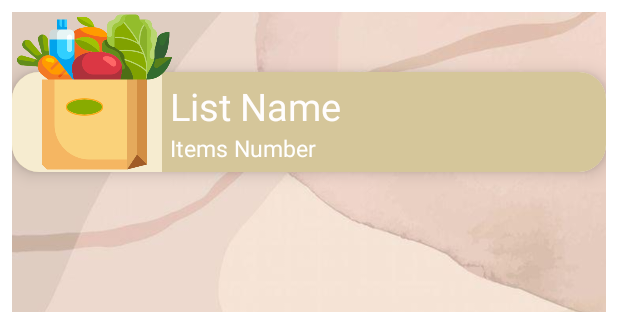
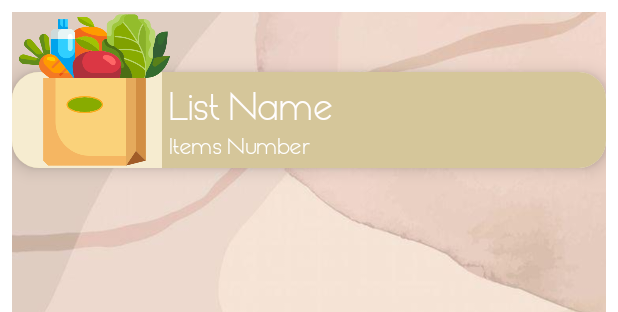
Before and after one commit to lironshish/SuperList, an Android app: the layout list_card.xml on its own in the app's theme, with its tools: preview values and no code run, on a phone screen of 412 x 824 dp. Shown: the top 312 px of the screen. Run offline under Robolectric (Android 15) with nearby library versions, the phone set to English and light mode, and no system bars.

Commit message:
List adapter

```diff
--- a/app/src/main/java/com/example/superlist/java/Adapters/ListAdapter.java
+++ b/app/src/main/java/com/example/superlist/java/Adapters/ListAdapter.java
@@ -34,7 +34,7 @@ public class ListAdapter extends RecyclerView.Adapter<RecyclerView.ViewHolder> {
 
     @Override
     public RecyclerView.ViewHolder onCreateViewHolder(ViewGroup parent, int viewType) {
-        View view = LayoutInflater.from(parent.getContext()).inflate(R.layout.lis_card, parent, false);
+        View view = LayoutInflater.from(parent.getContext()).inflate(R.layout.list_card, parent, false);
         ListHolder liqueurHolder = new ListHolder(view);
         return liqueurHolder;
     }
--- a/app/src/main/res/layout/lis_card.xml
+++ b/app/src/main/res/layout/list_card.xml
@@ -38,6 +38,7 @@
                     android:layout_width="match_parent"
                     android:layout_height="wrap_content"
                     android:text="List Name"
+                    android:fontFamily="@font/font_buttons"
                     android:textColor="#FFFDFD"
                     android:textSize="25dp" />
 
@@ -46,6 +47,7 @@
                     android:layout_width="match_parent"
                     android:layout_height="wrap_content"
                     android:text="Items Number"
+                    android:fontFamily="@font/font_buttons"
                     android:textColor="@color/white"
                     android:textSize="15dp" />
 
```
Also changed, not shown: app/src/main/java/com/example/superlist/java/Activities/CreateListActivity.java (added, +16 -0 lines), app/src/main/java/com/example/superlist/java/Activities/LoginActivity.java (+0 -7 lines), app/src/main/java/com/example/superlist/java/Fragments/ListsFragment.java (added, +46 -0 lines), app/src/main/res/layout/fragment_lists.xml (added, +17 -0 lines).
